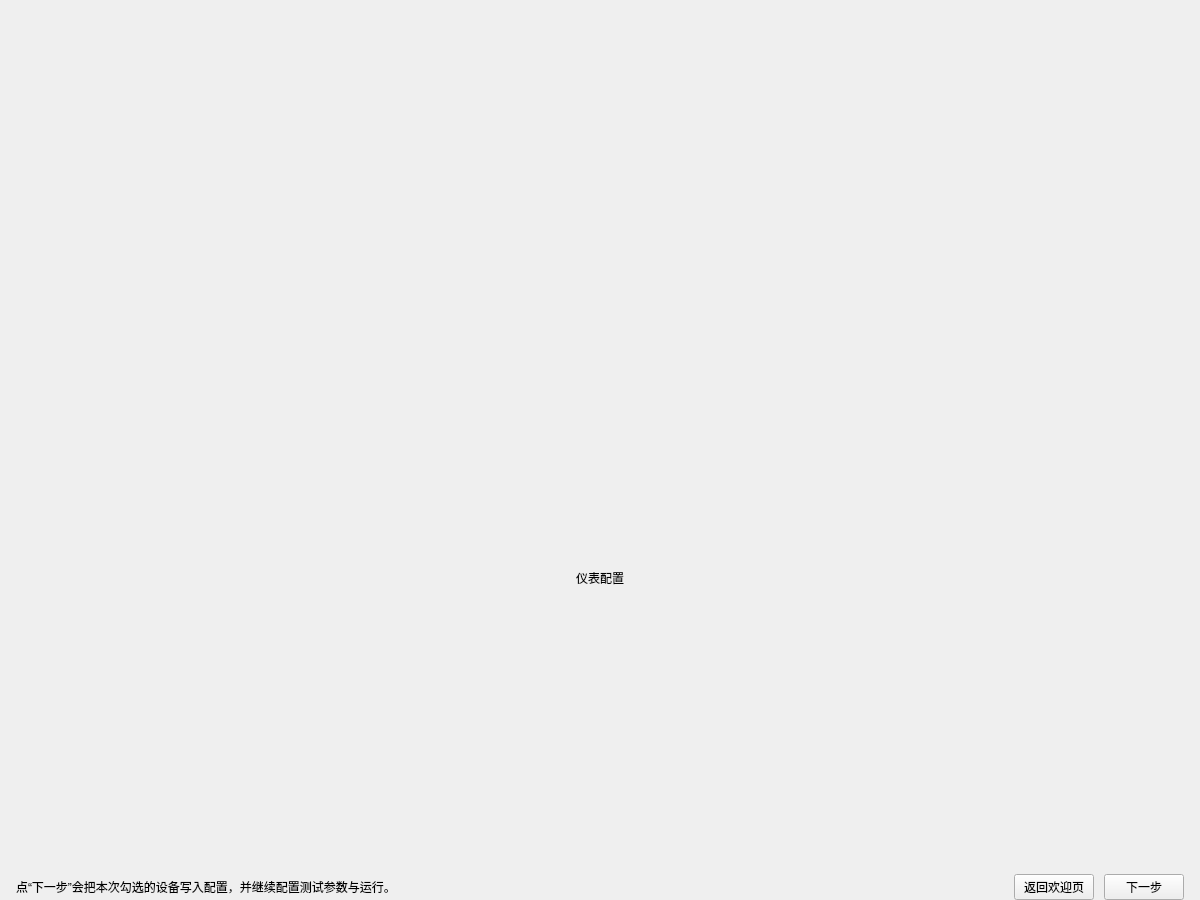
First picture: the form in presentation/qt/ui/connection_page.ui, repository Ryan-March-Lee/Auto_test, before the edit.
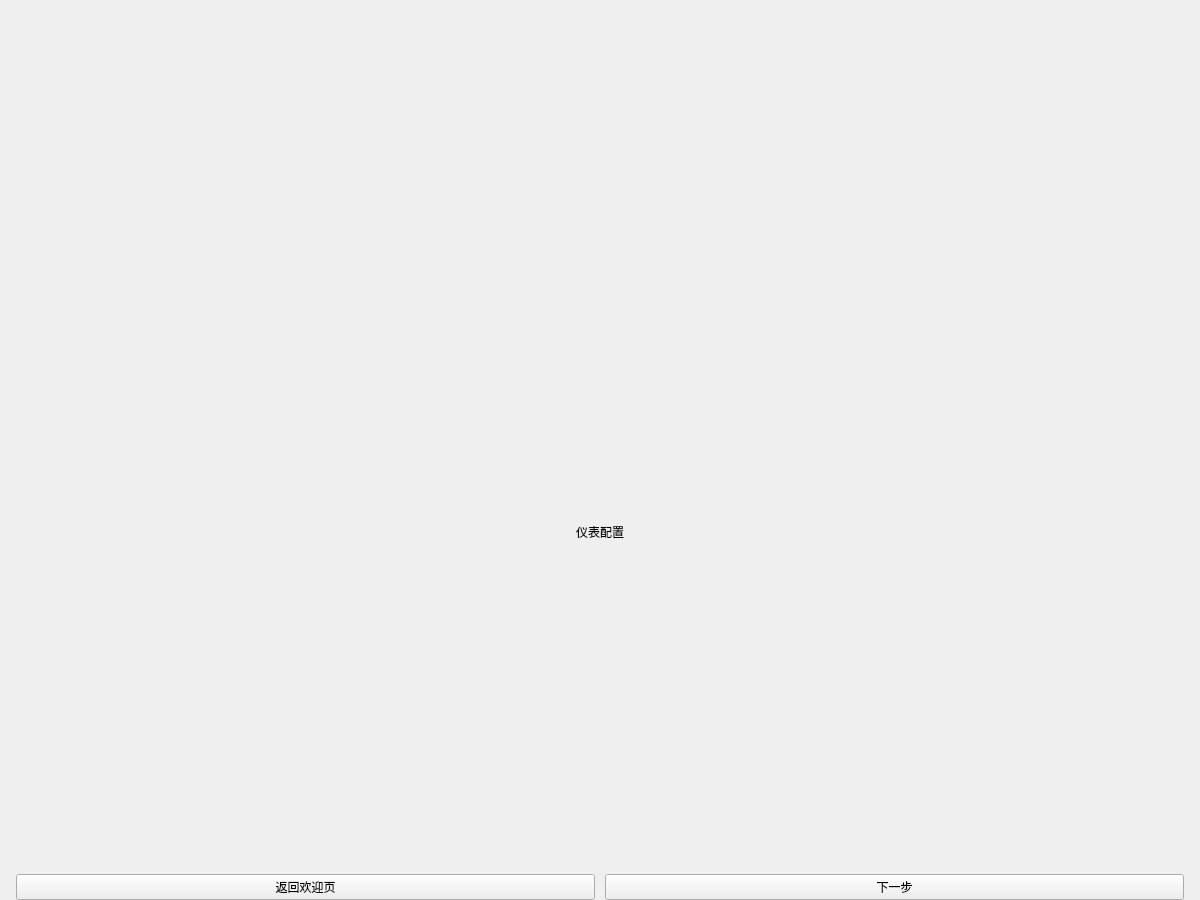
Second picture: the form after the edit.

Commit message: fix: 仪表配置页主体下移并删除底部提示

```diff
--- a/presentation/qt/ui/connection_page.ui
+++ b/presentation/qt/ui/connection_page.ui
@@ -62,10 +62,13 @@
          <property name="orientation">
           <enum>Qt::Vertical</enum>
          </property>
+         <property name="sizeType">
+          <enum>QSizePolicy::Fixed</enum>
+         </property>
          <property name="sizeHint" stdset="0">
           <size>
            <width>20</width>
-           <height>0</height>
+           <height>160</height>
           </size>
          </property>
         </spacer>
@@ -171,29 +174,6 @@
       <property name="bottomMargin">
        <number>0</number>
       </property>
-      <item>
-       <widget class="QLabel" name="actionHint">
-        <property name="text">
-         <string>点“下一步”会把本次勾选的设备写入配置，并继续配置测试参数与运行。</string>
-        </property>
-        <property name="role" stdset="0">
-         <string>hint</string>
-        </property>
-       </widget>
-      </item>
-      <item>
-       <spacer name="actionBarSpacer">
-        <property name="orientation">
-         <enum>Qt::Horizontal</enum>
-        </property>
-        <property name="sizeHint" stdset="0">
-         <size>
-          <width>40</width>
-          <height>20</height>
-         </size>
-        </property>
-       </spacer>
-      </item>
       <item>
        <widget class="QPushButton" name="returnWelcomeButton">
         <property name="text">
```
Left out of the diff: 10 changed lines with no effect on the pictures. The commit also changes 5 other files.
